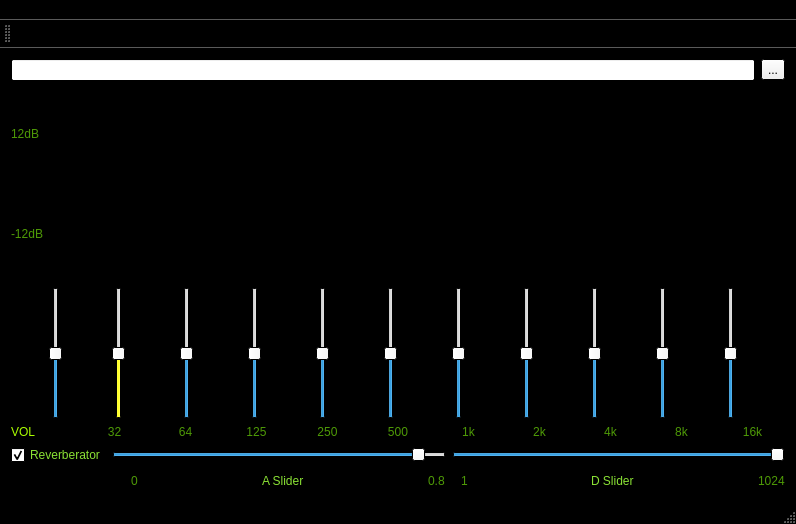
Qt form mainwindow.ui (carpco/ProjectDSP) before a commit.
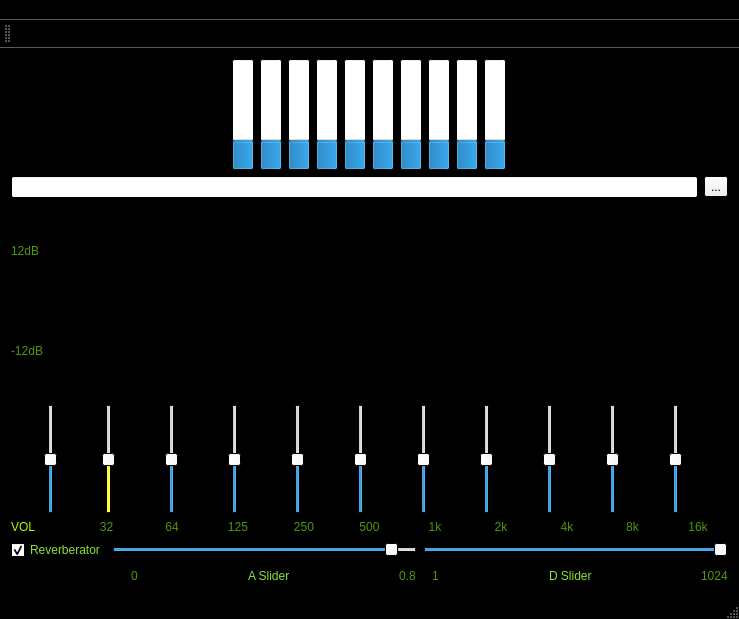
The same form after that commit. Icons and pictures are not drawn.

Commit message: UI changed for display the filters

What changed in the file:
```diff
--- a/mainwindow.ui
+++ b/mainwindow.ui
@@ -6,8 +6,8 @@
    <rect>
     <x>0</x>
     <y>0</y>
-    <width>796</width>
-    <height>524</height>
+    <width>739</width>
+    <height>619</height>
    </rect>
   </property>
   <property name="palette">
@@ -148,6 +148,117 @@
   </property>
   <widget class="QWidget" name="centralWidget">
    <layout class="QVBoxLayout" name="verticalLayout_4">
+    <item>
+     <layout class="QHBoxLayout" name="horizontalLayout_8">
+      <item>
+       <layout class="QHBoxLayout" name="horizontalLayout_9">
+        <item>
+         <widget class="QProgressBar" name="progressBar_2">
+          <property name="value">
+           <number>24</number>
+          </property>
+          <property name="orientation">
+           <enum>Qt::Vertical</enum>
+          </property>
+         </widget>
+        </item>
+        <item>
+         <widget class="QProgressBar" name="progressBar_3">
+          <property name="value">
+           <number>24</number>
+          </property>
+          <property name="orientation">
+           <enum>Qt::Vertical</enum>
+          </property>
+         </widget>
+        </item>
+        <item>
+         <widget class="QProgressBar" name="progressBar_4">
+          <property name="value">
+           <number>24</number>
+          </property>
+          <property name="orientation">
+           <enum>Qt::Vertical</enum>
+          </property>
+         </widget>
+        </item>
+        <item>
+         <widget class="QProgressBar" name="progressBar_5">
+          <property name="value">
+           <number>24</number>
+          </property>
+          <property name="orientation">
+           <enum>Qt::Vertical</enum>
+          </property>
+         </widget>
+        </item>
+        <item>
+         <widget class="QProgressBar" name="progressBar_6">
+          <property name="value">
+           <number>24</number>
+          </property>
+          <property name="orientation">
+           <enum>Qt::Vertical</enum>
+          </property>
+         </widget>
+        </item>
+        <item>
+         <widget class="QProgressBar" name="progressBar_7">
+          <property name="value">
+           <number>24</number>
+          </property>
+          <property name="orientation">
+           <enum>Qt::Vertical</enum>
+          </property>
+         </widget>
+        </item>
+        <item>
+         <widget class="QProgressBar" name="progressBar_8">
+          <property name="value">
+           <number>24</number>
+          </property>
+          <property name="orientation">
+           <enum>Qt::Vertical</enum>
+          </property>
+         </widget>
+        </item>
+        <item>
+         <widget class="QProgressBar" name="progressBar_9">
+          <property name="value">
+           <number>24</number>
+          </property>
+          <property name="orientation">
+           <enum>Qt::Vertical</enum>
+          </property>
+         </widget>
+        </item>
+        <item>
+         <widget class="QProgressBar" name="progressBar_10">
+          <property name="value">
+           <number>24</number>
+          </property>
+          <property name="textVisible">
+           <bool>true</bool>
+          </property>
+          <property name="orientation">
+           <enum>Qt::Vertical</enum>
+          </property>
+         </widget>
+        </item>
+        <item>
+         <widget class="QProgressBar" name="progressBar">
+          <property name="value">
+           <number>24</number>
+          </property>
+          <property name="orientation">
+           <enum>Qt::Vertical</enum>
+          </property>
+         </widget>
+        </item>
+       </layout>
+      </item>
+     </layout>
+    </item>
     <item>
      <layout class="QHBoxLayout" name="horizontalLayout_3">
       <item>
@@ -1091,8 +1202,8 @@
     <rect>
      <x>0</x>
      <y>0</y>
-     <width>796</width>
-     <height>22</height>
+     <width>739</width>
+     <height>20</height>
     </rect>
    </property>
    <widget class="QMenu" name="menuPreset">
```
The commit also changes 1 other file.
